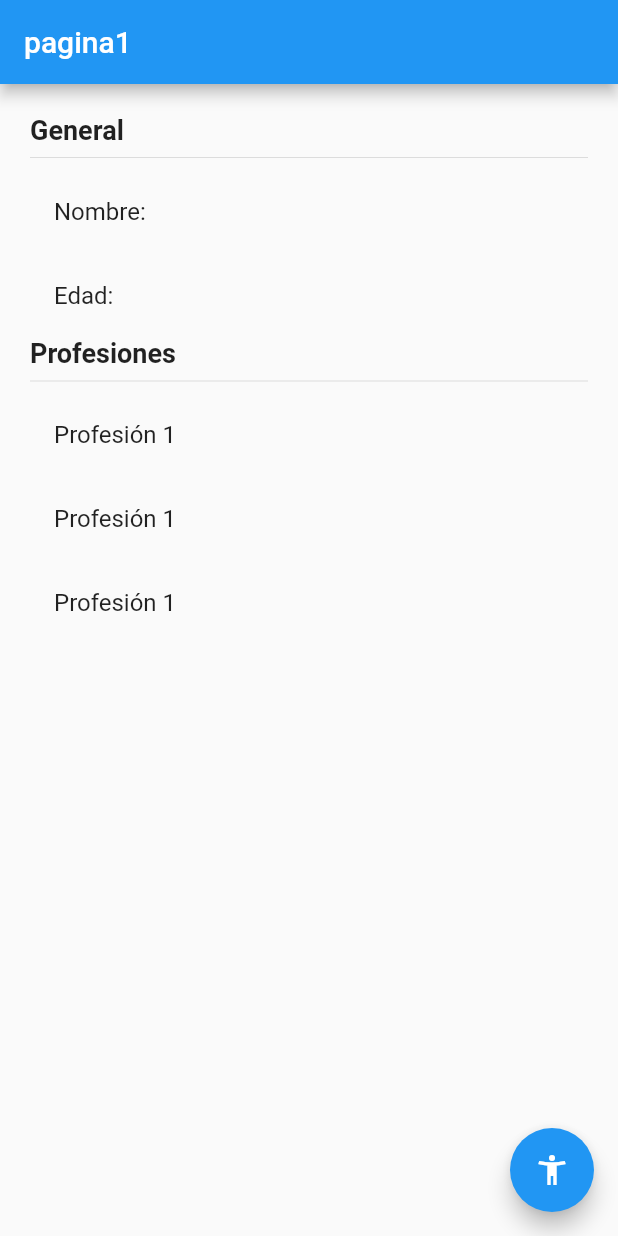
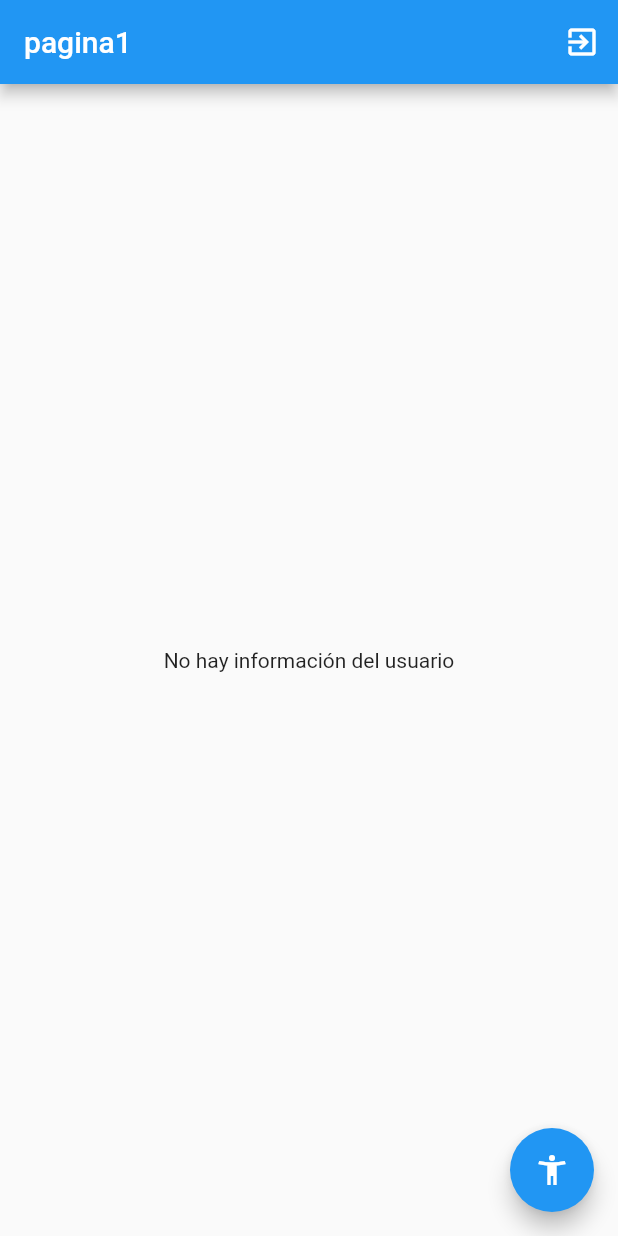
Before and after one commit to cristobalrodbar/estados, a Flutter app: the screen it shows after launch, on a phone screen of 412 x 824 dp. Run offline on Flutter 3.47's test engine with Material 2 defaults, Android fonts, the phone set to English and light mode, and no system bars; our stand-ins replace flutter_bloc.

Commit message:
cubit state management

```diff
--- /dev/null
+++ b/lib/bloc/usuario/usuario_cubit.dart
@@ -0,0 +1,41 @@
+import 'package:estados/models/usuario.dart';
+import 'package:flutter_bloc/flutter_bloc.dart';
+import 'package:meta/meta.dart';
+
+part 'usuario_state.dart';
+
+class UsuarioCubit extends Cubit<UsuarioState> {
+  //UsuarioCubit(super.initialState);
+  UsuarioCubit() : super(UsuarioInitial());
+
+  void seleccionarUsuario(Usuario user) {
+    emit(UsuarioActivo(user));
+  }
+
+  void cambiarEdad(int edad) {
+    final currentState = state;
+    if (currentState is UsuarioActivo) {
+      final newUser = currentState.usuario.copyWith(edad: 30);
+      emit(UsuarioActivo(newUser));
+    }
+  }
+
+  void agregarProfesion() {
+    final currentState = state;
+    if (currentState is UsuarioActivo) {
+      //currentState.usuario
+      final newProfesiones = [
+        ...currentState.usuario.profesiones,
+        'Profesión ${currentState.usuario.profesiones.length + 1}'
+      ];
+
+      final newUser =
+          currentState.usuario.copyWith(profesiones: newProfesiones);
+      emit(UsuarioActivo(newUser));
+    }
+  }
+
+  void borrarUsuario() {
+    emit(UsuarioInitial());
+  }
+}
--- /dev/null
+++ b/lib/bloc/usuario/usuario_state.dart
@@ -0,0 +1,19 @@
+part of 'usuario_cubit.dart';
+
+@immutable
+abstract class UsuarioState {}
+
+class UsuarioInitial extends UsuarioState {
+  final existeUsuario = false;
+  /* @override
+  String toString() {
+    return 'UsuarioInicial: existeUsuario: false';
+  } */
+}
+
+class UsuarioActivo extends UsuarioState {
+  final existeUsuario = true;
+  final Usuario usuario;
+
+  UsuarioActivo(this.usuario);
+}
--- a/lib/main.dart
+++ b/lib/main.dart
@@ -1,6 +1,8 @@
+import 'package:estados/bloc/usuario/usuario_cubit.dart';
 import 'package:estados/pages/pagina1_page.dart';
 import 'package:estados/pages/pagina2_page.dart';
 import 'package:flutter/material.dart';
+import 'package:flutter_bloc/flutter_bloc.dart';
 
 void main() => runApp(const MyApp());
 
@@ -9,7 +11,9 @@ class MyApp extends StatelessWidget {
 
   @override
   Widget build(BuildContext context) {
-    return MaterialApp(
+    return MultiBlocProvider(
+      providers: [BlocProvider(create: (_) => UsuarioCubit())],
+      child: MaterialApp(
         debugShowCheckedModeBanner: false,
         title: 'Material App',
         initialRoute: 'pagina1',
@@ -17,6 +21,7 @@ class MyApp extends StatelessWidget {
           'pagina1': (_) => const Pagina1Page(),
           'pagina2': (_) => const Pagina2Page(),
         },
+      ),
     );
   }
 }
--- a/lib/models/usuario.dart
+++ b/lib/models/usuario.dart
@@ -1,8 +1,15 @@
 class Usuario {
-  String nombre;
-  int edad;
-  List<String> profesiones;
+  final String nombre;
+  final int edad;
+  final List<String> profesiones;
 
   Usuario(
       {required this.nombre, required this.edad, required this.profesiones});
+
+  Usuario copyWith({String? nombre, int? edad, List<String>? profesiones}) =>
+      Usuario(
+        nombre: nombre ?? this.nombre,
+        edad: edad ?? this.edad,
+        profesiones: profesiones ?? this.profesiones,
+      );
 }
--- a/lib/pages/pagina1_page.dart
+++ b/lib/pages/pagina1_page.dart
@@ -1,4 +1,7 @@
+import 'package:estados/bloc/usuario/usuario_cubit.dart';
+import 'package:estados/models/usuario.dart';
 import 'package:flutter/material.dart';
+import 'package:flutter_bloc/flutter_bloc.dart';
 
 class Pagina1Page extends StatelessWidget {
   const Pagina1Page({super.key});
@@ -8,6 +11,11 @@ class Pagina1Page extends StatelessWidget {
     return Scaffold(
       appBar: AppBar(
         title: const Text('pagina1'),
+        actions: [
+          IconButton(
+              onPressed: () => context.read<UsuarioCubit>().borrarUsuario(),
+              icon: const Icon(Icons.exit_to_app))
+        ],
       ),
       floatingActionButton: FloatingActionButton(
         onPressed: () {
@@ -15,15 +23,43 @@ class Pagina1Page extends StatelessWidget {
         },
         child: const Icon(Icons.accessibility_new),
       ),
-      body: const InformacionUsuario(),
+      body: BodyScaffold(),
+    );
+  }
+}
+
+class BodyScaffold extends StatelessWidget {
+  @override
+  Widget build(BuildContext context) {
+    return BlocBuilder<UsuarioCubit, UsuarioState>(
+      builder: (_, state) {
+        switch (state.runtimeType) {
+          case UsuarioInitial:
+            return const Center(child: Text('No hay información del usuario'));
+          case UsuarioActivo:
+            return InformacionUsuario((state as UsuarioActivo).usuario);
+          default:
+            return const Center(child: Text('Estado no reconocido'));
+        }
+        //print(state);
+        /* if (state is UsuarioInitial) {
+          return const Center(
+            child: Text('No hay información del usuario'),
+          );
+        } else if (state is UsuarioActivo) {
+          return InformacionUsuario(state.usuario);
+        } else {
+          return const Center(child: Text('Estado no reconocido'));
+        } */
+      },
     );
   }
 }
 
 class InformacionUsuario extends StatelessWidget {
-  const InformacionUsuario({
-    super.key,
-  });
+  final Usuario usuario;
+
+  const InformacionUsuario(this.usuario);
 
   @override
   Widget build(BuildContext context) {
@@ -33,22 +69,27 @@ class InformacionUsuario extends StatelessWidget {
       padding: const EdgeInsets.all(20.0),
       child: Column(
         crossAxisAlignment: CrossAxisAlignment.start,
-        children: const [
-          Text(
+        children: [
+          const Text(
             'General',
             style: TextStyle(fontSize: 18, fontWeight: FontWeight.bold),
           ),
-          Divider(),
-          ListTile(title: Text('Nombre: ')),
-          ListTile(title: Text('Edad: ')),
-          Text(
+          const Divider(),
+          ListTile(title: Text('Nombre: ${usuario.nombre}')),
+          ListTile(title: Text('Edad: ${usuario.edad}')),
+          const Text(
             'Profesiones',
             style: TextStyle(fontSize: 18, fontWeight: FontWeight.bold),
           ),
-          Divider(),
+          const Divider(),
+          ...usuario.profesiones
+              .map((profesion) => ListTile(
+                    title: Text(profesion),
+                  ))
+              .toList()
+          /* ListTile(title: Text('Profesión 1')),
           ListTile(title: Text('Profesión 1')),
-          ListTile(title: Text('Profesión 1')),
-          ListTile(title: Text('Profesión 1')),
+          ListTile(title: Text('Profesión 1')), */
         ],
       ),
     );
--- a/pubspec.yaml
+++ b/pubspec.yaml
@@ -9,11 +9,12 @@ environment:
 dependencies:
   flutter:
     sdk: flutter
+  flutter_bloc: ^8.1.3
 
 dev_dependencies:
+  flutter_lints: ^2.0.0
   flutter_test:
     sdk: flutter
-  flutter_lints: ^2.0.0
 
 flutter:
   uses-material-design: true
```
Also changed, not shown: lib/pages/pagina2_page.dart (+17 -3 lines), pubspec.lock. Lines whose indentation alone changed are shown as unchanged.
